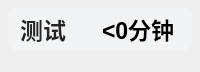
The window that ui/minimize/widget-floating.ui (YU322142/Class-Widgets-1_plus) describes before a commit, drawn with Qt 5.
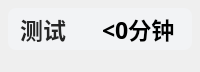
The same window after the commit.

```diff
--- a/ui/minimize/widget-floating.ui
+++ b/ui/minimize/widget-floating.ui
@@ -83,7 +83,7 @@
        <widget class="QLabel" name="activity_countdown">
         <property name="font">
          <font>
-          <family>Microsoft YaHei UI</family>
+          <family>HarmonyOS_Sans_SC_Bold</family>
           <pointsize>17</pointsize>
           <weight>35</weight>
           <bold>true</bold>
```
Left out of the diff: 2 changed lines with no effect on the pictures.
